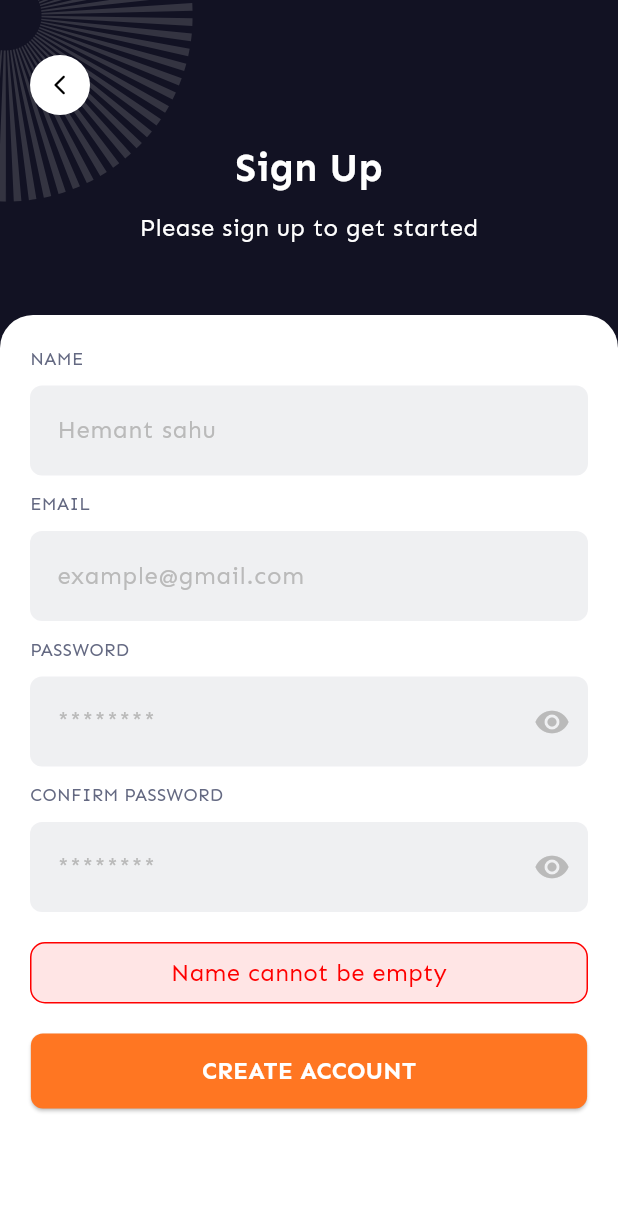
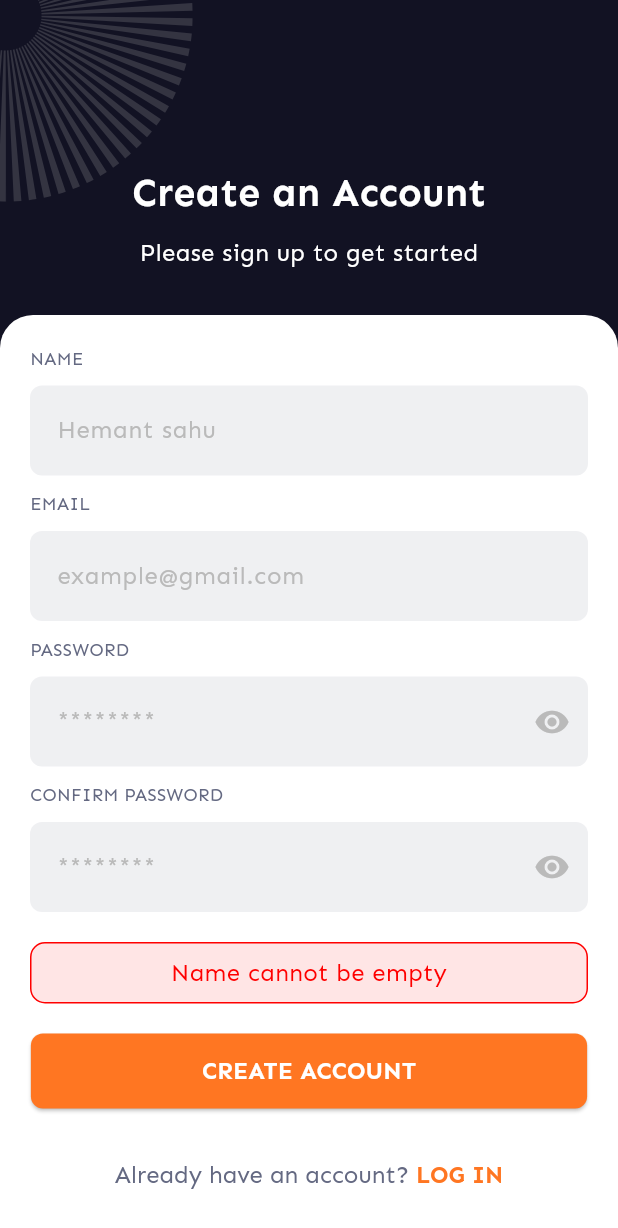
Before and after one commit to Hemant-05/Rising-India, a Flutter app: the SignupScreen screen opened directly, after a tap on "CREATE ACCOUNT", on a phone screen of 412 x 824 dp. Shown: the top 1228 px of the screen. Run offline on Flutter 3.47's test engine with Material 3 defaults, Android fonts, the phone set to English and light mode, and no system bars; our stand-ins replace bloc, cached_network_image, carousel_slider, cloud_firestore, equatable, firebase_auth and 17 more; missing offline and left inert: razorpay_flutter; accounts and stored records are empty.

Commit message:
Integrate sign-up screen, update log-in screen UI. change the order of sign up and log-in screen.

```diff
--- a/lib/features/admin/profile/screens/profile_manage_screen.dart
+++ b/lib/features/admin/profile/screens/profile_manage_screen.dart
@@ -15,6 +15,7 @@ import 'package:raising_india/features/admin/sales_analytics/screens/sales_analy
 import 'package:raising_india/features/admin/stock_management/screens/low_stock_alert_screen.dart';
 import 'package:raising_india/features/auth/bloc/auth_bloc.dart';
 import 'package:raising_india/features/auth/screens/login_screen.dart';
+import 'package:raising_india/features/auth/screens/signup_screen.dart';
 
 class ProfileManageScreen extends StatefulWidget {
   const ProfileManageScreen({super.key});
@@ -184,7 +185,7 @@ class _ProfileManageScreenState extends State<ProfileManageScreen> {
                               Navigator.pushAndRemoveUntil(
                                 context,
                                 MaterialPageRoute(
-                                  builder: (_) => const LoginScreen(),
+                                  builder: (_) => const SignupScreen(),
                                 ),
                                 (route) => false,
                               );
--- a/lib/features/auth/screens/login_screen.dart
+++ b/lib/features/auth/screens/login_screen.dart
@@ -83,6 +83,32 @@ class _LoginScreenState extends State<LoginScreen> {
                   height: 180,
                   width: double.infinity,
                   child: Column(
+                    mainAxisAlignment: MainAxisAlignment.spaceEvenly,
+                    children: [
+                      Row(
+                        children: [
+                          Container(
+                            height: 40,
+                            width: 40,
+                            margin: const EdgeInsets.only(top: 20, left: 20),
+                            decoration: BoxDecoration(
+                              color: AppColour.white,
+                              borderRadius: BorderRadius.circular(20),
+                            ),
+                            child: InkWell(
+                              onTap: () {
+                                Navigator.pop(context);
+                              },
+                              child: Icon(
+                                size: 16,
+                                Icons.arrow_back_ios_rounded,
+                                color: AppColour.black,
+                              ),
+                            ),
+                          ),
+                        ],
+                      ),
+                      Column(
                         mainAxisAlignment: MainAxisAlignment.end,
                         children: [
                           Text('Log In', style: bold_text_style(AppColour.white)),
@@ -90,6 +116,8 @@ class _LoginScreenState extends State<LoginScreen> {
                           Text(
                             'Please sign in to your existing account',
                             style: simple_text_style(color: AppColour.white),
+                          ),
+                        ],
                       ),
                     ],
                   ),
@@ -229,32 +257,6 @@ class _LoginScreenState extends State<LoginScreen> {
                               );
                             },
                           ),
-                          const SizedBox(height: 20),
-                          TextButton(
-                            onPressed: () {
-                              Navigator.push(
-                                context,
-                                MaterialPageRoute(
-                                  builder: (_) => const SignupScreen(),
-                                ),
-                              );
-                            },
-                            child: RichText(
-                              text: TextSpan(
-                                text: 'Don\'t have an account? ',
-                                style: simple_text_style(color: AppColour.grey),
-                                children: [
-                                  TextSpan(
-                                    text: 'SIGN UP',
-                                    style: simple_text_style(
-                                      color: AppColour.primary,
-                                      fontWeight: FontWeight.bold,
-                                    ),
-                                  ),
-                                ],
-                              ),
-                            ),
-                          ),
                         ],
                       ),
                     ),
--- a/lib/features/auth/screens/signup_screen.dart
+++ b/lib/features/auth/screens/signup_screen.dart
@@ -7,6 +7,7 @@ import 'package:raising_india/comman/elevated_button_style.dart';
 import 'package:raising_india/comman/simple_text_style.dart';
 import 'package:raising_india/constant/AppColour.dart';
 import 'package:raising_india/features/admin/pagination/main_screen_a.dart';
+import 'package:raising_india/features/auth/screens/login_screen.dart';
 import 'package:raising_india/features/auth/screens/verification_screen.dart';
 import 'package:raising_india/features/auth/services/auth_service.dart';
 import '../../../comman/bold_text_style.dart';
@@ -84,43 +85,16 @@ class _SignupScreenState extends State<SignupScreen> {
                   height: 180,
                   width: double.infinity,
                   child: Column(
-                    mainAxisAlignment: MainAxisAlignment.spaceEvenly,
-                    children: [
-                      Row(
-                        children: [
-                          Container(
-                            height: 40,
-                            width: 40,
-                            margin: const EdgeInsets.only(top: 20, left: 20),
-                            decoration: BoxDecoration(
-                              color: AppColour.white,
-                              borderRadius: BorderRadius.circular(20),
-                            ),
-                            child: InkWell(
-                              onTap: () {
-                                Navigator.pop(context);
-                              },
-                              child: Icon(
-                                size: 16,
-                                Icons.arrow_back_ios_rounded,
-                                color: AppColour.black,
-                              ),
-                            ),
-                          ),
-                        ],
-                      ),
-                      Column(
+                    mainAxisAlignment: MainAxisAlignment.end,
                     children: [
                       Text(
-                            'Sign Up',
+                        'Create an Account',
                         style: bold_text_style(AppColour.white),
                       ),
                       const SizedBox(height: 10),
                       Text(
                         'Please sign up to get started',
                         style: simple_text_style(color: AppColour.white),
-                          ),
-                        ],
                       ),
                     ],
                   ),
@@ -228,6 +202,32 @@ class _SignupScreenState extends State<SignupScreen> {
                               );
                             },
                           ),
+                          const SizedBox(height: 20),
+                          TextButton(
+                            onPressed: () {
+                              Navigator.push(
+                                context,
+                                MaterialPageRoute(
+                                  builder: (_) => const LoginScreen(),
+                                )
+                              );
+                            },
+                            child: RichText(
+                              text: TextSpan(
+                                text: 'Already have an account? ',
+                                style: simple_text_style(color: AppColour.grey),
+                                children: [
+                                  TextSpan(
+                                    text: 'LOG IN',
+                                    style: simple_text_style(
+                                      color: AppColour.primary,
+                                      fontWeight: FontWeight.bold,
+                                    ),
+                                  ),
+                                ],
+                              ),
+                            ),
+                          ),
                         ],
                       ),
                     ),
--- a/lib/features/on_boarding/screens/on_boarding_screen.dart
+++ b/lib/features/on_boarding/screens/on_boarding_screen.dart
@@ -3,6 +3,7 @@ import 'package:raising_india/constant/AppColour.dart';
 import 'package:raising_india/constant/ConPath.dart';
 import 'package:raising_india/constant/ConString.dart';
 import 'package:raising_india/features/auth/screens/login_screen.dart';
+import 'package:raising_india/features/auth/screens/signup_screen.dart';
 
 import '../../../comman/elevated_button_style.dart';
 import '../../../models/OnboardingItem.dart';
@@ -101,7 +102,7 @@ class _OnBoardingScreenState extends State<OnBoardingScreen> {
               isLastPage
                   ? Navigator.pushAndRemoveUntil(
                       context,
-                      MaterialPageRoute(builder: (context) => LoginScreen()),
+                      MaterialPageRoute(builder: (context) => SignupScreen()),
                       (route) => false,
                     )
                   : _pageController.nextPage(
--- a/lib/features/user/profile/screens/profile_screen.dart
+++ b/lib/features/user/profile/screens/profile_screen.dart
@@ -5,6 +5,7 @@ import 'package:raising_india/comman/back_button.dart';
 import 'package:raising_india/comman/simple_text_style.dart';
 import 'package:raising_india/constant/AppColour.dart';
 import 'package:raising_india/constant/ConPath.dart';
+import 'package:raising_india/features/auth/screens/signup_screen.dart';
 import 'package:raising_india/features/user/coupon/bloc/coupon_bloc.dart';
 import 'package:raising_india/features/user/coupon/screens/coupons_screen.dart';
 import 'package:raising_india/features/user/profile/bloc/profile_bloc.dart';
@@ -170,7 +171,7 @@ class ProfileScreen extends StatelessWidget {
                 ).showSnackBar(SnackBar(content: Text('Logged out...')));
                 Navigator.pushAndRemoveUntil(
                   context,
-                  MaterialPageRoute(builder: (_) => const LoginScreen()),
+                  MaterialPageRoute(builder: (_) => const SignupScreen()),
                   (route) => false,
                 );
               }),
```
Lines whose indentation alone changed are shown as unchanged.
